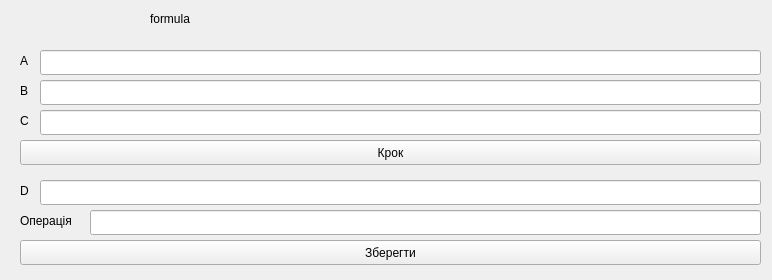
Qt form interface/w2.ui (drewg3r/DM-1) before a commit.
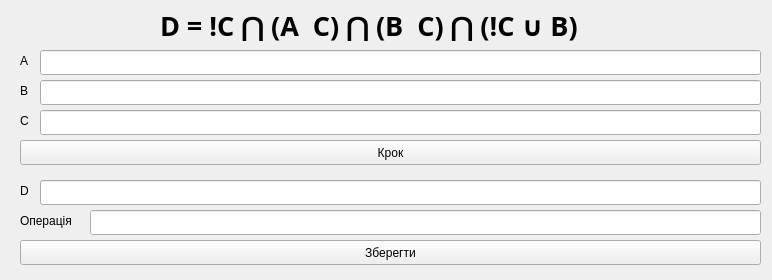
The same form after that commit.

The edit to the form file:
```diff
--- a/interface/w2.ui
+++ b/interface/w2.ui
@@ -16,14 +16,22 @@
   <widget class="QLabel" name="label">
    <property name="geometry">
     <rect>
-     <x>150</x>
+     <x>160</x>
      <y>10</y>
-     <width>67</width>
-     <height>17</height>
+     <width>541</width>
+     <height>31</height>
     </rect>
    </property>
+   <property name="font">
+    <font>
+     <family>Ubuntu Mono</family>
+     <pointsize>20</pointsize>
+     <weight>75</weight>
+     <bold>true</bold>
+    </font>
+   </property>
    <property name="text">
-    <string>formula</string>
+    <string>D = !C ⋂ (A  C) ⋂ (B  C) ⋂ (!C ∪ B)</string>
    </property>
   </widget>
   <widget class="QLabel" name="label_5">
```
